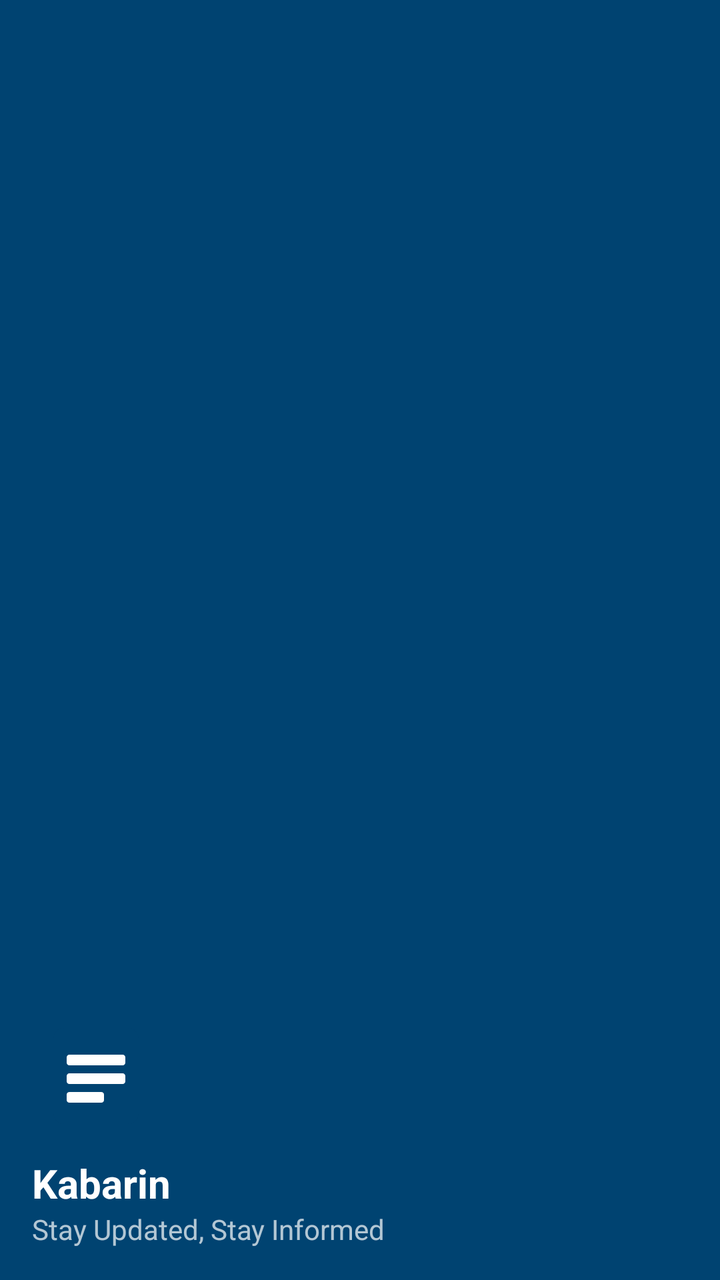
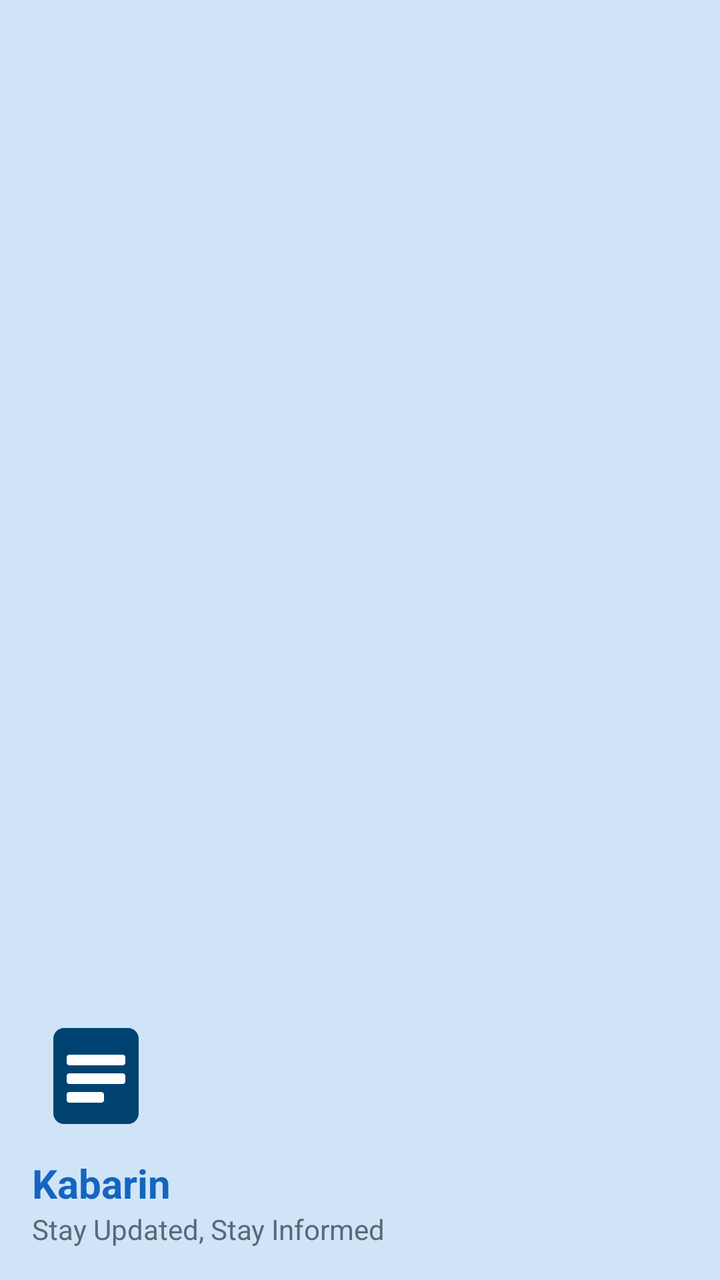

Two renders of the same Android screen: before a commit and after it. Below are the layout's source before the change and the commit's diff.
<!-- AndroidManifest.xml: application theme Theme.Kabarin -->
<!-- res/layout/nav_header.xml -->
<?xml version="1.0" encoding="utf-8"?>
<LinearLayout xmlns:android="http://schemas.android.com/apk/res/android"
    android:layout_width="match_parent"
    android:layout_height="176dp"
    android:background="#004371"
    android:gravity="bottom"
    android:orientation="vertical"
    android:padding="16dp"
    android:theme="@style/ThemeOverlay.AppCompat.Dark">

    <ImageView
        android:layout_width="64dp"
        android:layout_height="64dp"
        android:contentDescription="App Icon"
        android:src="@drawable/ic_kabarin_logo" />

    <TextView
        android:layout_width="match_parent"
        android:layout_height="wrap_content"
        android:paddingTop="8dp"
        android:text="Kabarin"
        android:textAppearance="@style/TextAppearance.AppCompat.Body1"
        android:textSize="20sp"
        android:textStyle="bold" />

    <TextView
        android:layout_width="wrap_content"
        android:layout_height="wrap_content"
        android:text="Stay Updated, Stay Informed" />

</LinearLayout>
<!-- resources referenced by this layout -->
<resources>
  <!-- drawable ic_kabarin_logo (drawable) -->
  <?xml version="1.0" encoding="utf-8"?>
  <vector xmlns:android="http://schemas.android.com/apk/res/android"
      android:width="48dp"
      android:height="48dp"
      android:viewportWidth="48"
      android:viewportHeight="48">
  
      
      <path
          android:fillColor="#004371"
          android:pathData="M8,10 C8,7.79 9.79,6 12,6 L36,6 C38.21,6 40,7.79 40,10 L40,38 C40,40.21 38.21,42 36,42 L12,42 C9.79,42 8,40.21 8,38 Z" />
  
      
      <path
          android:fillColor="#FFFFFF"
          android:pathData="M14,16 L34,16 C34.55,16 35,16.45 35,17 L35,19 C35,19.55 34.55,20 34,20 L14,20 C13.45,20 13,19.55 13,19 L13,17 C13,16.45 13.45,16 14,16 Z" />
  
      
      <path
          android:fillColor="#FFFFFF"
          android:pathData="M14,23 L34,23 C34.55,23 35,23.45 35,24 L35,26 C35,26.55 34.55,27 34,27 L14,27 C13.45,27 13,26.55 13,26 L13,24 C13,23.45 13.45,23 14,23 Z" />
  
      
      <path
          android:fillColor="#FFFFFF"
          android:pathData="M14,30 L26,30 C26.55,30 27,30.45 27,31 L27,33 C27,33.55 26.55,34 26,34 L14,34 C13.45,34 13,33.55 13,33 L13,31 C13,30.45 13.45,30 14,30 Z" />
  
  </vector>
  <style name="Theme.Kabarin" parent="Base.Theme.Kabarin" />
  <style name="Base.Theme.Kabarin" parent="Theme.Material3.DayNight.NoActionBar">
          
          
      </style>
</resources>

<!-- the commit's change to res/layout/nav_header.xml (unified diff, before → after) -->
@@ -2,7 +2,7 @@
 <LinearLayout xmlns:android="http://schemas.android.com/apk/res/android"
     android:layout_width="match_parent"
     android:layout_height="176dp"
-    android:background="#004371"
+    android:background="?attr/colorPrimaryContainer"
     android:gravity="bottom"
     android:orientation="vertical"
     android:padding="16dp"
@@ -12,7 +12,8 @@
         android:layout_width="64dp"
         android:layout_height="64dp"
         android:contentDescription="App Icon"
-        android:src="@drawable/ic_kabarin_logo" />
+        android:src="@drawable/ic_kabarin_logo"
+        android:background="@android:color/transparent" />
 
     <TextView
         android:layout_width="match_parent"
@@ -21,11 +22,13 @@
         android:text="Kabarin"
         android:textAppearance="@style/TextAppearance.AppCompat.Body1"
         android:textSize="20sp"
-        android:textStyle="bold" />
+        android:textStyle="bold"
+        android:textColor="?attr/colorPrimary" />
 
     <TextView
         android:layout_width="wrap_content"
         android:layout_height="wrap_content"
-        android:text="Stay Updated, Stay Informed" />
+        android:text="Stay Updated, Stay Informed"
+        android:textColor="?attr/colorOnSurfaceVariant" />
 
 </LinearLayout>
<!-- resource entries referenced after the edit -->
@@ -31,8 +31,15 @@
   </vector>
   <style name="Theme.Kabarin" parent="Base.Theme.Kabarin" />
   <style name="Base.Theme.Kabarin" parent="Theme.Material3.DayNight.NoActionBar">
-          
-          
+          <item name="colorPrimary">#1565C0</item>
+          <item name="colorOnPrimary">#FFFFFF</item>
+          <item name="colorPrimaryContainer">#D0E4F7</item>
+  
+          <item name="android:windowBackground">#F5F7FA</item>
+          <item name="colorSurface">#FFFFFF</item>
+          <item name="colorOnSurface">#0D1B2A</item>
+          <item name="colorOnSurfaceVariant">#5A6878</item>
+          <item name="colorOutline">#E8ECF0</item>
       </style>
 </resources>
 
